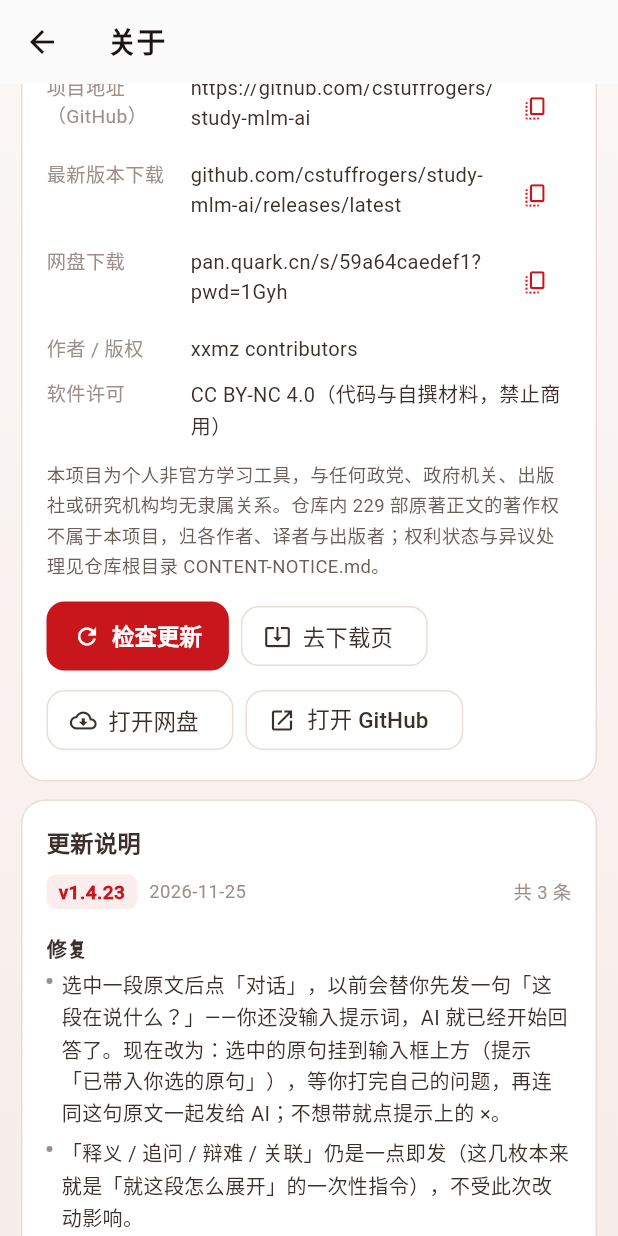
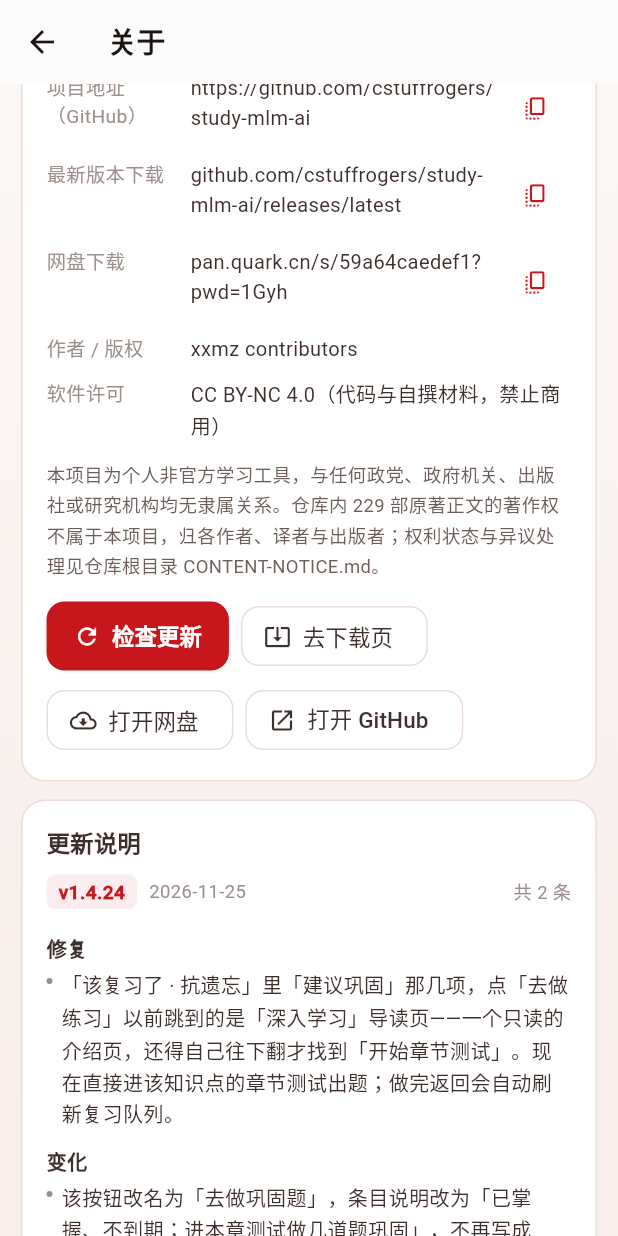
Before and after one commit to cstuffrogers/study-mlm-ai, a Flutter app: the AboutScreen screen opened directly, scrolled down 576 dp, on a phone screen of 412 x 824 dp. Run offline on Flutter 3.47's test engine with Material 3 defaults, Android fonts, the phone set to English and light mode, and no system bars; our stand-ins replace flutter_markdown, package_info_plus, share_plus, shared_preferences, web; missing offline and left inert: dart:html, dart:js_interop, flutter_markdown_latex, markdown; accounts and stored records are empty; network calls fail.

Commit message:
fix(d162): 巩固条目「去做巩固题」直接进章节测试，不再落导读页
- route_map._practice 改推 ChapterTestScreen（章节测试按知识点 interleaveItems 交错排题，
  正好对上「巩固」语义）；返回 true 时同时刷新章节与到期队列。
- review_card：按钮「去做混合练习」→「去做巩固题」，条目说明改为「已掌握、不到期；
  进本章测试做几道题巩固」，组标题改为「建议巩固 · 不到期，做几道巩固题即可」。
- 使用说明第十节同步。
- 新增 test/review_practice_jump_test.dart 3 条源码门禁。

前端 627 passed，flutter analyze 无 issue。

```diff
--- a/frontend/lib/config/app_meta.dart
+++ b/frontend/lib/config/app_meta.dart
@@ -11,7 +11,7 @@ class AppMeta {
   static const appName = '唯物 · 马哲精读';
   static const productName = '正统马哲深度学习系统';
   static const tagline = '三路线 · 逐章精读 · AI 测试';
-  static const clientVersion = '1.4.23+44';
+  static const clientVersion = '1.4.24+45';
   static const serverVersion = '0.1.0-mvp';
   static const packageName = 'marxism_reader';
 
--- a/frontend/lib/config/changelog.dart
+++ b/frontend/lib/config/changelog.dart
@@ -49,6 +49,21 @@ class ChangelogEntry {
 
 /// 更新说明正文。**最新版本在最前面。**
 const List<ChangelogEntry> kChangelog = [
+  ChangelogEntry(
+    version: '1.4.24',
+    date: '2026-11-25',
+    groups: [
+      ChangelogGroup('修复', [
+        '「该复习了 · 抗遗忘」里「建议巩固」那几项，点「去做练习」以前跳到的是「深入学习」导读页——'
+            '一个只读的介绍页，还得自己往下翻才找到「开始章节测试」。现在直接进该知识点的章节测试出题；'
+            '做完返回会自动刷新复习队列。',
+      ]),
+      ChangelogGroup('变化', [
+        '该按钮改名为「去做巩固题」，条目说明改为「已掌握、不到期；进本章测试做几道题巩固」，'
+            '不再写成「跨知识点混合练习」（实际出的是该章题库，按知识点交错排题）。',
+      ]),
+    ],
+  ),
   ChangelogEntry(
     version: '1.4.23',
     date: '2026-11-25',
--- a/frontend/lib/widgets/guide_dialog.dart
+++ b/frontend/lib/widgets/guide_dialog.dart
@@ -169,7 +169,7 @@ Future<void> showUsageGuide(BuildContext context) {
                         '分数 = 各分项加权求和后除以已存在分项的权重和（缺项不拉低分数，只统计已有数据）。分项权重：答题正确率 0.60、难度适应 0.15、稳定性 0.10、对话学习 0.10、费曼自述 0.05。',
                         '只有评估性学习行为才会写入掌握度：做章节测试、复习回顾、对话学习、费曼自述。单纯阅读原文或看导读不写掌握度，分数不会变化。',
                         '掌握度可在「学习分析」页查看分布，也可在路线地图的章节条目上看到每个章节的掌握分数。',
-                        '· 路线地图顶部的「该复习了 · 抗遗忘」卡片分两张清单：“到期复习”是保持率降到 0.9 以下的知识点，点「还记得 / 忘了」完成一次自评，卡片会当场告诉你下次什么时候再来；“建议巩固”是已经掌握、但还没到期的那几个，只给「去做混合练习」，不需要自评（没被提问就不好说记不记得）。两种条目的复习间隔算法相同，到期前不会打扰你。',
+                        '· 路线地图顶部的「该复习了 · 抗遗忘」卡片分两张清单：“到期复习”是保持率降到 0.9 以下的知识点，点「还记得 / 忘了」完成一次自评，卡片会当场告诉你下次什么时候再来；“建议巩固”是已经掌握、但还没到期的那几个，只给「去做巩固题」——直接进该章章节测试，不需要自评（没被提问就不好说记不记得）。两种条目的复习间隔算法相同，到期前不会打扰你。',
                       ],
                     ),
                     const _GuideSection(
--- a/frontend/lib/widgets/review_card.dart
+++ b/frontend/lib/widgets/review_card.dart
@@ -6,7 +6,8 @@
 //    而离开队列**，所以给它「还记得」永远像是点了没反应；
 //  · 到期条目自评后 `next_review_at` 立刻推到下次到期，条目本来就该消失，
 //    原先没有任何提示 → 像被卡片吃掉了。
-// 现在：到期组问「还记得/忘了」并明确告知「下次复习 X」；巩固组只给「去做混合练习」，
+// 现在：到期组问「还记得/忘了」并明确告知「下次复习 X」；巩固组只给「去做巩固题」
+// （直接进该章章节测试 —— 原先跳「深入学习」导读页，点了练习却落到只读页，用户实报），
 // 不再对没被提问的知识点要自评；标题的「到期 N 项」也只数真正到期的条目。
 import 'package:flutter/material.dart';
 import '../models/learning_models.dart';
@@ -21,7 +22,7 @@ class ReviewCard extends StatefulWidget {
   /// 抛异常即视为失败，卡片会提示「记录失败」而不是静默吞掉。
   final Future<Map<String, dynamic>?> Function(String nodeId, double correctRatio)? onReview;
 
-  /// 「去做混合练习」：跳到该知识点所在章节。为空则不显示该按钮。
+  /// 「去做巩固题」：跳到该知识点所在章节的试题。为空则不显示该按钮。
   final void Function(ReviewItem item)? onPractice;
 
   const ReviewCard({
@@ -164,7 +165,7 @@ class _ReviewCardState extends State<ReviewCard> {
             ...due.map((it) => _dueRow(it)),
           ],
           if (consol.isNotEmpty) ...[
-            _groupTitle('建议巩固 · 不到期，做混合练习即可'),
+            _groupTitle('建议巩固 · 不到期，做几道巩固题即可'),
             ...consol.map((it) => _consolRow(it)),
           ],
         ],
@@ -213,7 +214,7 @@ class _ReviewCardState extends State<ReviewCard> {
               const SizedBox(height: 2),
               Text(
                 it.kind == 'interleave'
-                    ? '跨知识点混合练习，加强检索与迁移'
+                    ? '已掌握、不到期；进本章测试做几道题巩固'
                     : '已隔 ${it.elapsedDays.toStringAsFixed(0)} 天 · 保持率 ${(it.retention * 100).toStringAsFixed(0)}%',
                 style: const TextStyle(fontSize: 11, color: Color(0xFF9A3412)),
               ),
@@ -278,7 +279,7 @@ class _ReviewCardState extends State<ReviewCard> {
             minimumSize: Size.zero,
           ),
           onPressed: widget.onPractice == null ? null : () => _practice(it),
-          child: const Text('去做混合练习', style: TextStyle(fontSize: 12, fontWeight: FontWeight.w600)),
+          child: const Text('去做巩固题', style: TextStyle(fontSize: 12, fontWeight: FontWeight.w600)),
         ),
       );
 }
--- a/frontend/pubspec.yaml
+++ b/frontend/pubspec.yaml
@@ -16,7 +16,7 @@ publish_to: 'none' # Remove this line if you wish to publish to pub.dev
 # https://developer.apple.com/library/archive/documentation/General/Reference/InfoPlistKeyReference/Articles/CoreFoundationKeys.html
 # In Windows, build-name is used as the major, minor, and patch parts
 # of the product and file versions while build-number is used as the build suffix.
-version: 1.4.23+44
+version: 1.4.24+45
 
 environment:
   sdk: ^3.12.1
```
Also changed, not shown: frontend/lib/screens/route_map.dart (+14 -5 lines), 3 other files.
